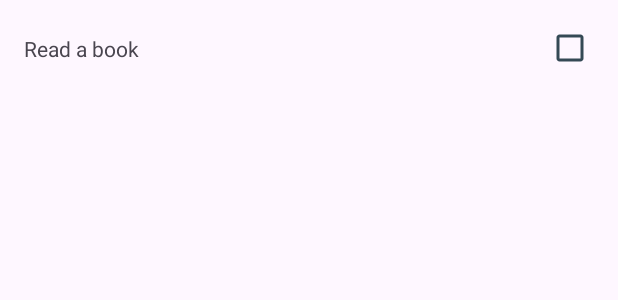
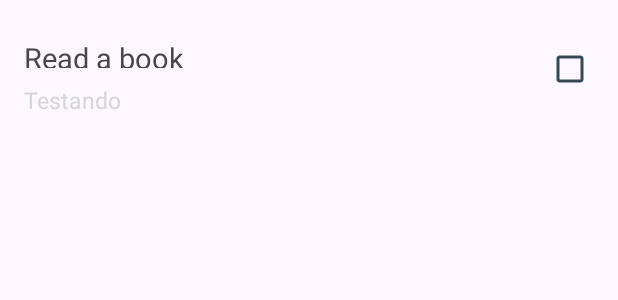
Before and after one commit to DanieleStein/MundoMobile, an Android app: the layout habit_item.xml on its own in the app's theme, with its tools: preview values and no code run, on a phone screen of 412 x 824 dp. Shown: the top 300 px of the screen. Run offline under Robolectric (Android 15) with nearby library versions, the phone set to English and light mode, and no system bars.

Commit message:
Incluído o TextLayout desta nova váriavel no XML habit_item

```diff
--- a/app/src/main/res/layout/habit_item.xml
+++ b/app/src/main/res/layout/habit_item.xml
@@ -4,22 +4,43 @@
   xmlns:tools="http://schemas.android.com/tools"
   android:layout_width="match_parent"
   android:layout_height="wrap_content"
-  android:paddingTop="@dimen/simple_margin"
-  android:paddingBottom="@dimen/simple_margin">
+  android:paddingTop="15dp"
+  android:paddingBottom="15dp">
 
-//Alteraçoões de layout dos itens da lista
+  //Alteraçoões de layout dos itens da lista
+
 
   <TextView
     android:id="@+id/titleTextView"
-    android:layout_width="0dp"
+    android:layout_width="336dp"
+    android:layout_height="20dp"
+    android:layout_marginStart="16dp"
+    android:layout_marginEnd="8dp"
+    android:textSize="19dp"
+    app:layout_constraintBottom_toBottomOf="parent"
+    app:layout_constraintEnd_toStartOf="@+id/completeCheckBox"
+    app:layout_constraintHorizontal_bias="0.0"
+    app:layout_constraintStart_toStartOf="parent"
+    app:layout_constraintTop_toTopOf="parent"
+    app:layout_constraintVertical_bias="0.238"
+    tools:text="Read a book" />
+
+  <TextView
+    android:id="@+id/subtitle"
+    android:layout_width="wrap_content"
     android:layout_height="wrap_content"
     android:layout_marginStart="16dp"
-    android:layout_marginEnd="8dp"
+    android:layout_marginTop="15dp"
+    android:paddingTop="15dp"
+    android:text="Testando"
+    android:textSize="15dp"
+    android:textColor="@color/fucsia"
     app:layout_constraintBottom_toBottomOf="parent"
-    app:layout_constraintEnd_toStartOf="@+id/completeCheckBox"
+    app:layout_constraintEnd_toEndOf="parent"
+    app:layout_constraintHorizontal_bias="0.0"
     app:layout_constraintStart_toStartOf="parent"
-    app:layout_constraintTop_toTopOf="parent"
-    tools:text="Read a book" />
+    app:layout_constraintTop_toTopOf="@+id/titleTextView"
+    app:layout_constraintVertical_bias="0.0" />
 
   <CheckBox
     android:id="@+id/completeCheckBox"
```
